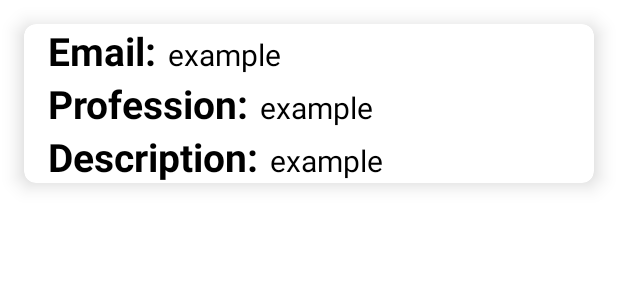
After one commit to adimor1/HandIt, an Android app: the layout item.xml on its own in the app's theme, with its tools: preview values and no code run, on a phone screen of 412 x 824 dp. The commit adds this screen. Shown: the top 300 px of the screen. Run offline under Robolectric (Android 15) with nearby library versions, the phone set to English and light mode, and no system bars.

Commit message:
RecyclerView

```diff
--- a/app/src/main/AndroidManifest.xml
+++ b/app/src/main/AndroidManifest.xml
@@ -9,6 +9,9 @@
         android:roundIcon="@mipmap/ic_launcher_round"
         android:supportsRtl="true"
         android:theme="@style/Theme.MyApplication">
+        <activity
+            android:name=".ProfessionalsListActivity"
+            android:exported="false" />
         <activity
             android:name=".UpdateUser"
             android:exported="false" />
--- /dev/null
+++ b/app/src/main/res/layout/item.xml
@@ -0,0 +1,95 @@
+<?xml version="1.0" encoding="utf-8"?>
+<androidx.cardview.widget.CardView xmlns:android="http://schemas.android.com/apk/res/android"
+    android:layout_width="match_parent"
+    android:layout_height="wrap_content"
+    xmlns:app="http://schemas.android.com/apk/res-auto"
+    app:cardElevation="8dp"
+    app:cardCornerRadius="8dp"
+    android:layout_margin="16dp">
+
+    <LinearLayout
+        android:layout_width="wrap_content"
+        android:layout_height="wrap_content"
+        android:layout_marginLeft="16dp"
+        android:orientation="vertical">
+
+        <LinearLayout
+            android:layout_width="wrap_content"
+            android:layout_height="wrap_content"
+            android:layout_gravity="center_vertical"
+            android:orientation="horizontal">
+
+            <TextView
+                android:layout_width="wrap_content"
+                android:layout_height="wrap_content"
+                android:text="Email:"
+                android:textColor="@color/black"
+                android:textSize="26sp"
+                android:textStyle="bold"/>
+
+            <TextView
+                android:id="@+id/tvemail"
+                android:layout_width="wrap_content"
+                android:layout_height="wrap_content"
+                android:layout_marginLeft="8dp"
+                android:text="example"
+                android:textColor="@color/black"
+                android:textSize="20sp" />
+
+        </LinearLayout>
+
+        <LinearLayout
+            android:layout_width="wrap_content"
+            android:layout_height="wrap_content"
+            android:layout_gravity="center_vertical"
+            android:orientation="horizontal">
+
+            <TextView
+                android:layout_width="wrap_content"
+                android:layout_height="wrap_content"
+                android:text="Profession:"
+                android:textColor="@color/black"
+                android:textSize="26sp"
+                android:textStyle="bold"/>
+
+            <TextView
+                android:id="@+id/tvprofession"
+                android:layout_width="wrap_content"
+                android:layout_height="wrap_content"
+                android:layout_marginLeft="8dp"
+                android:text="example"
+                android:textColor="@color/black"
+                android:textSize="20sp" />
+
+        </LinearLayout>
+
+        <LinearLayout
+            android:layout_width="wrap_content"
+            android:layout_height="wrap_content"
+            android:layout_gravity="center_vertical"
+            android:orientation="horizontal">
+
+            <TextView
+                android:layout_width="wrap_content"
+                android:layout_height="wrap_content"
+                android:text="Description:"
+                android:textColor="@color/black"
+                android:textSize="26sp"
+                android:textStyle="bold"/>
+
+            <TextView
+                android:id="@+id/tvdescription"
+                android:layout_width="wrap_content"
+                android:layout_height="wrap_content"
+                android:layout_marginLeft="8dp"
+                android:text="example"
+                android:textColor="@color/black"
+                android:textSize="20sp" />
+
+        </LinearLayout>
+
+
+
+    </LinearLayout>
+
+</androidx.cardview.widget.CardView>
```
Also changed, not shown: app/src/main/java/com/example/myapplication/MainActivity.java (+9 -2 lines), app/src/main/java/com/example/myapplication/MyAdapter.java (added, +63 -0 lines), app/src/main/java/com/example/myapplication/ProfessionalsListActivity.java (added, +58 -0 lines), app/src/main/java/com/example/myapplication/User.java (+20 -0 lines), app/src/main/res/layout/activity_main.xml (+5 -15 lines), app/src/main/res/layout/activity_professionals_list.xml (added, +17 -0 lines).
